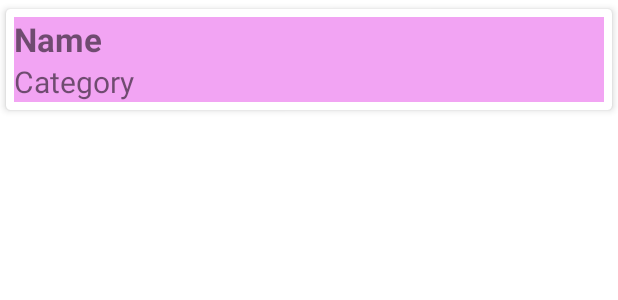
After one commit to iuliia9/swaphub, an Android app: the layout item_row.xml on its own in the app's theme, with its tools: preview values and no code run, on a phone screen of 412 x 824 dp. The commit adds this screen. Shown: the top 300 px of the screen. Run offline under Robolectric (Android 15) with nearby library versions, the phone set to English and light mode, and no system bars; Roboto replaces fonts that are not available here.

Commit message:
display items added

```diff
--- a/app/src/main/AndroidManifest.xml
+++ b/app/src/main/AndroidManifest.xml
@@ -23,5 +23,6 @@
             android:name="preloaded_fonts"
             android:resource="@array/preloaded_fonts" />
     </application>
+    <uses-permission android:name="android.permission.INTERNET" />
 
 </manifest>
--- /dev/null
+++ b/app/src/main/res/layout/item_row.xml
@@ -0,0 +1,33 @@
+<?xml version="1.0" encoding="utf-8"?>
+<com.google.android.material.card.MaterialCardView xmlns:android="http://schemas.android.com/apk/res/android"
+    android:layout_width="match_parent"
+    android:layout_height="wrap_content"
+    xmlns:app="http://schemas.android.com/apk/res-auto"
+    app:cardBackgroundColor="#fff"
+    app:cardCornerRadius="3dp"
+    app:cardElevation="3dp"
+    app:contentPadding="5dp"
+    app:cardUseCompatPadding="true">
+
+    <LinearLayout
+        android:layout_width="match_parent"
+        android:layout_height="wrap_content"
+        android:orientation="vertical"
+        android:background="#F2A4F3">
+        <TextView
+            android:id="@+id/Name"
+            android:text="Name"
+            android:textSize="22sp"
+            android:textStyle="bold"
+            android:layout_width="match_parent"
+            android:layout_height="wrap_content" />
+        <TextView
+            android:id="@+id/Category"
+            android:text="Category"
+            android:textSize="20sp"
+            android:layout_width="match_parent"
+            android:layout_height="wrap_content" />
+
+    </LinearLayout>
+
+</com.google.android.material.card.MaterialCardView>
```
Also changed, not shown: app/build.gradle (+9 -0 lines), app/src/main/java/brighton/ac/uk/ic257/swaphub/HomeFragment.java (+73 -32 lines), app/src/main/java/brighton/ac/uk/ic257/swaphub/Item.java (+12 -0 lines), app/src/main/res/layout/fragment_home.xml (+7 -11 lines).
